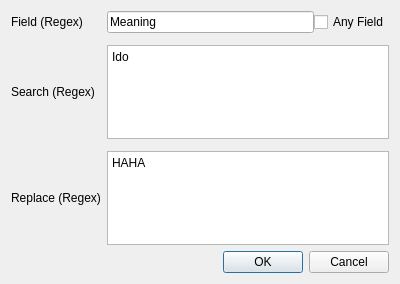
Qt form replaceregex/form.ui (Araeos/anki-replace-regex) before a commit.
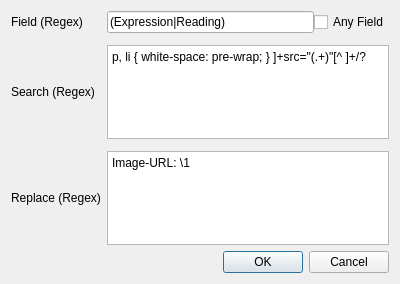
The same form after that commit.

Commit message: Better default text in replace dialog.

The edit to the form file:
```diff
--- a/replaceregex/form.ui
+++ b/replaceregex/form.ui
@@ -42,7 +42,7 @@
 &lt;html&gt;&lt;head&gt;&lt;meta name=&quot;qrichtext&quot; content=&quot;1&quot; /&gt;&lt;style type=&quot;text/css&quot;&gt;
 p, li { white-space: pre-wrap; }
 &lt;/style&gt;&lt;/head&gt;&lt;body style=&quot; font-family:'Sans Serif'; font-size:9pt; font-weight:400; font-style:normal;&quot;&gt;
-&lt;p style=&quot; margin-top:0px; margin-bottom:0px; margin-left:0px; margin-right:0px; -qt-block-indent:0; text-indent:0px;&quot;&gt;Ido&lt;/p&gt;&lt;/body&gt;&lt;/html&gt;</string>
+&lt;p style=&quot; margin-top:0px; margin-bottom:0px; margin-left:0px; margin-right:0px; -qt-block-indent:0; text-indent:0px;&quot;&gt;&amp;lt;img[^&amp;gt;]+src=&amp;quot;(.+)&amp;quot;[^&amp;gt;]+/?&amp;gt;&lt;/p&gt;&lt;/body&gt;&lt;/html&gt;</string>
        </property>
       </widget>
      </item>
@@ -70,7 +70,7 @@
 &lt;html&gt;&lt;head&gt;&lt;meta name=&quot;qrichtext&quot; content=&quot;1&quot; /&gt;&lt;style type=&quot;text/css&quot;&gt;
 p, li { white-space: pre-wrap; }
 &lt;/style&gt;&lt;/head&gt;&lt;body style=&quot; font-family:'Sans Serif'; font-size:9pt; font-weight:400; font-style:normal;&quot;&gt;
-&lt;p style=&quot; margin-top:0px; margin-bottom:0px; margin-left:0px; margin-right:0px; -qt-block-indent:0; text-indent:0px;&quot;&gt;HAHA&lt;/p&gt;&lt;/body&gt;&lt;/html&gt;</string>
+&lt;p style=&quot; margin-top:0px; margin-bottom:0px; margin-left:0px; margin-right:0px; -qt-block-indent:0; text-indent:0px;&quot;&gt;Image-URL: \1&lt;/p&gt;&lt;/body&gt;&lt;/html&gt;</string>
        </property>
       </widget>
      </item>
@@ -79,7 +79,7 @@
        <item>
         <widget class="QLineEdit" name="fieldEdit">
          <property name="text">
-          <string>Meaning</string>
+          <string>(Expression|Reading)</string>
          </property>
         </widget>
        </item>
```
